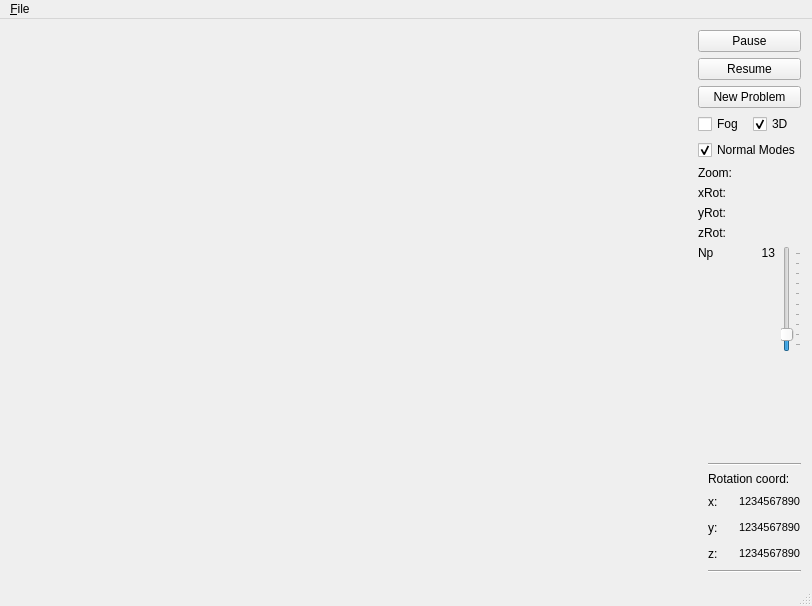
Qt form Atomical/Qt4/mainwindow.ui (nagyistoce/cocoatutorials) before a commit.
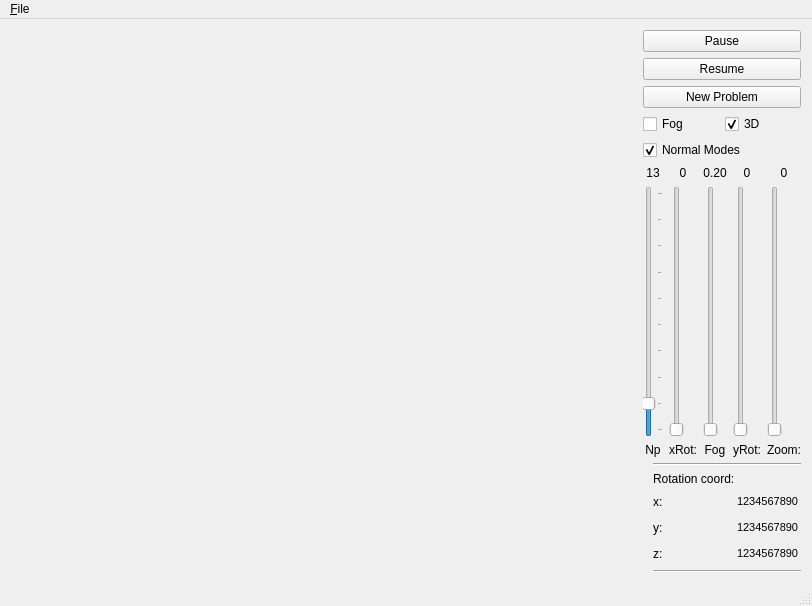
The same form after that commit. Icons and pictures are not drawn.

Commit message: Fixed the sliders in the UI (work in progress, still lots to fix)

```diff
--- a/Atomical/Qt4/mainwindow.ui
+++ b/Atomical/Qt4/mainwindow.ui
@@ -115,151 +115,175 @@
        </layout>
       </item>
       <item>
-       <layout class="QHBoxLayout" name="zoomLayout">
+       <layout class="QHBoxLayout" name="slidersLayout">
         <item>
-         <widget class="QLabel" name="zoomLabel">
-          <property name="text">
-           <string>Zoom:</string>
-          </property>
-         </widget>
+         <layout class="QVBoxLayout" name="npLayout">
+          <item>
+           <widget class="QLabel" name="npValue">
+            <property name="text">
+             <string>13</string>
+            </property>
+            <property name="alignment">
+             <set>Qt::AlignHCenter|Qt::AlignTop</set>
+            </property>
+           </widget>
+          </item>
+          <item>
+           <widget class="QSlider" name="npSlider">
+            <property name="minimum">
+             <number>3</number>
+            </property>
+            <property name="maximum">
+             <number>93</number>
+            </property>
+            <property name="value">
+             <number>13</number>
+            </property>
+            <property name="orientation">
+             <enum>Qt::Vertical</enum>
+            </property>
+            <property name="tickPosition">
+             <enum>QSlider::TicksBelow</enum>
+            </property>
+            <property name="tickInterval">
+             <number>10</number>
+            </property>
+           </widget>
+          </item>
+          <item>
+           <widget class="QLabel" name="npLabel">
+            <property name="text">
+             <string>Np</string>
+            </property>
+            <property name="alignment">
+             <set>Qt::AlignHCenter|Qt::AlignTop</set>
+            </property>
+           </widget>
+          </item>
+         </layout>
         </item>
         <item>
-         <widget class="QLabel" name="zoomValue">
-          <property name="text">
-           <string/>
-          </property>
-          <property name="alignment">
-           <set>Qt::AlignRight|Qt::AlignTrailing|Qt::AlignVCenter</set>
-          </property>
-         </widget>
+         <layout class="QVBoxLayout" name="zoomLayout">
+          <item>
+           <widget class="QLabel" name="xRotValue">
+            <property name="text">
+             <string>0</string>
+            </property>
+            <property name="alignment">
+             <set>Qt::AlignCenter</set>
+            </property>
+           </widget>
+          </item>
+          <item>
+           <widget class="QSlider" name="zoomSlider"/>
+          </item>
+          <item>
+           <widget class="QLabel" name="xRotLabel">
+            <property name="text">
+             <string>xRot:</string>
+            </property>
+            <property name="alignment">
+             <set>Qt::AlignCenter</set>
+            </property>
+           </widget>
+          </item>
+         </layout>
         </item>
-       </layout>
-      </item>
-      <item>
-       <layout class="QHBoxLayout" name="xRotLayout">
         <item>
-         <widget class="QLabel" name="xRotLabel">
-          <property name="text">
-           <string>xRot:</string>
-          </property>
-         </widget>
+         <layout class="QVBoxLayout" name="verticalLayout_4">
+          <item>
+           <widget class="QLabel" name="label">
+            <property name="text">
+             <string>0.20</string>
+            </property>
+            <property name="alignment">
+             <set>Qt::AlignCenter</set>
+            </property>
+           </widget>
+          </item>
+          <item>
+           <widget class="QSlider" name="verticalSlider_3">
+            <property name="orientation">
+             <enum>Qt::Vertical</enum>
+            </property>
+           </widget>
+          </item>
+          <item>
+           <widget class="QLabel" name="label_6">
+            <property name="text">
+             <string>Fog</string>
+            </property>
+            <property name="alignment">
+             <set>Qt::AlignCenter</set>
+            </property>
+           </widget>
+          </item>
+         </layout>
         </item>
         <item>
-         <widget class="QLabel" name="xRotValue">
-          <property name="text">
-           <string/>
-          </property>
-          <property name="alignment">
-           <set>Qt::AlignRight|Qt::AlignTrailing|Qt::AlignVCenter</set>
-          </property>
-         </widget>
+         <layout class="QVBoxLayout" name="xRotLayout">
+          <item>
+           <widget class="QLabel" name="yRotValue">
+            <property name="text">
+             <string>0</string>
+            </property>
+            <property name="alignment">
+             <set>Qt::AlignCenter</set>
+            </property>
+           </widget>
+          </item>
+          <item>
+           <widget class="QSlider" name="verticalSlider">
+            <property name="orientation">
+             <enum>Qt::Vertical</enum>
+            </property>
+           </widget>
+          </item>
+          <item>
+           <widget class="QLabel" name="yRotLabel">
+            <property name="text">
+             <string>yRot:</string>
+            </property>
+            <property name="alignment">
+             <set>Qt::AlignCenter</set>
+            </property>
+           </widget>
+          </item>
+         </layout>
         </item>
-       </layout>
-      </item>
-      <item>
-       <layout class="QHBoxLayout" name="yRotLayout">
         <item>
-         <widget class="QLabel" name="yRotLabel">
-          <property name="text">
-           <string>yRot:</string>
-          </property>
-         </widget>
+         <layout class="QVBoxLayout" name="zRotLayout">
+          <item>
+           <widget class="QLabel" name="zoomValue">
+            <property name="text">
+             <string>0</string>
+            </property>
+            <property name="alignment">
+             <set>Qt::AlignCenter</set>
+            </property>
+           </widget>
+          </item>
+          <item>
+           <widget class="QSlider" name="verticalSlider_2">
+            <property name="orientation">
+             <enum>Qt::Vertical</enum>
+            </property>
+           </widget>
+          </item>
+          <item>
+           <widget class="QLabel" name="zoomLabel">
+            <property name="text">
+             <string>Zoom:</string>
+            </property>
+            <property name="alignment">
+             <set>Qt::AlignCenter</set>
+            </property>
+           </widget>
+          </item>
+         </layout>
         </item>
-        <item>
-         <widget class="QLabel" name="yRotValue">
-          <property name="text">
-           <string/>
-          </property>
-          <property name="alignment">
-           <set>Qt::AlignRight|Qt::AlignTrailing|Qt::AlignVCenter</set>
-          </property>
-         </widget>
-        </item>
        </layout>
       </item>
-      <item>
-       <layout class="QHBoxLayout" name="zRotLayout">
-        <item>
-         <widget class="QLabel" name="zRotLabel">
-          <property name="text">
-           <string>zRot:</string>
-          </property>
-         </widget>
-        </item>
-        <item>
-         <widget class="QLabel" name="zRotValue">
-          <property name="text">
-           <string/>
-          </property>
-          <property name="alignment">
-           <set>Qt::AlignRight|Qt::AlignTrailing|Qt::AlignVCenter</set>
-          </property>
-         </widget>
-        </item>
-       </layout>
-      </item>
-      <item>
-       <layout class="QHBoxLayout" name="horizontalLayout_2">
-        <item>
-         <widget class="QLabel" name="npLabel">
-          <property name="text">
-           <string>Np</string>
-          </property>
-          <property name="alignment">
-           <set>Qt::AlignLeading|Qt::AlignLeft|Qt::AlignTop</set>
-          </property>
-         </widget>
-        </item>
-        <item>
-         <widget class="QLabel" name="npValue">
-          <property name="text">
-           <string>13</string>
-          </property>
-          <property name="alignment">
-           <set>Qt::AlignRight|Qt::AlignTop|Qt::AlignTrailing</set>
-          </property>
-         </widget>
-        </item>
-        <item>
-         <widget class="QSlider" name="npSlider">
-          <property name="minimum">
-           <number>3</number>
-          </property>
-          <property name="maximum">
-           <number>93</number>
-          </property>
-          <property name="value">
-           <number>13</number>
-          </property>
-          <property name="orientation">
-           <enum>Qt::Vertical</enum>
-          </property>
-          <property name="tickPosition">
-           <enum>QSlider::TicksBelow</enum>
-          </property>
-          <property name="tickInterval">
-           <number>10</number>
-          </property>
-         </widget>
-        </item>
-       </layout>
-      </item>
-      <item>zRotChanged
-       <spacer name="verticalSpacer">
-        <property name="orientation">
-         <enum>Qt::Vertical</enum>
-        </property>
-        <property name="sizeType">
-         <enum>QSizePolicy::Expanding</enum>
-        </property>
-        <property name="sizeHint" stdset="0">
-         <size>
-          <width>20</width>
-          <height>88</height>
-         </size>
-        </property>
-       </spacer>
-      </item>
       <item>
        <layout class="QHBoxLayout" name="horizontalLayout_5">
         <item>
```
Left out of the diff: 36 changed lines with no effect on the pictures. The commit also changes 4 other files.
